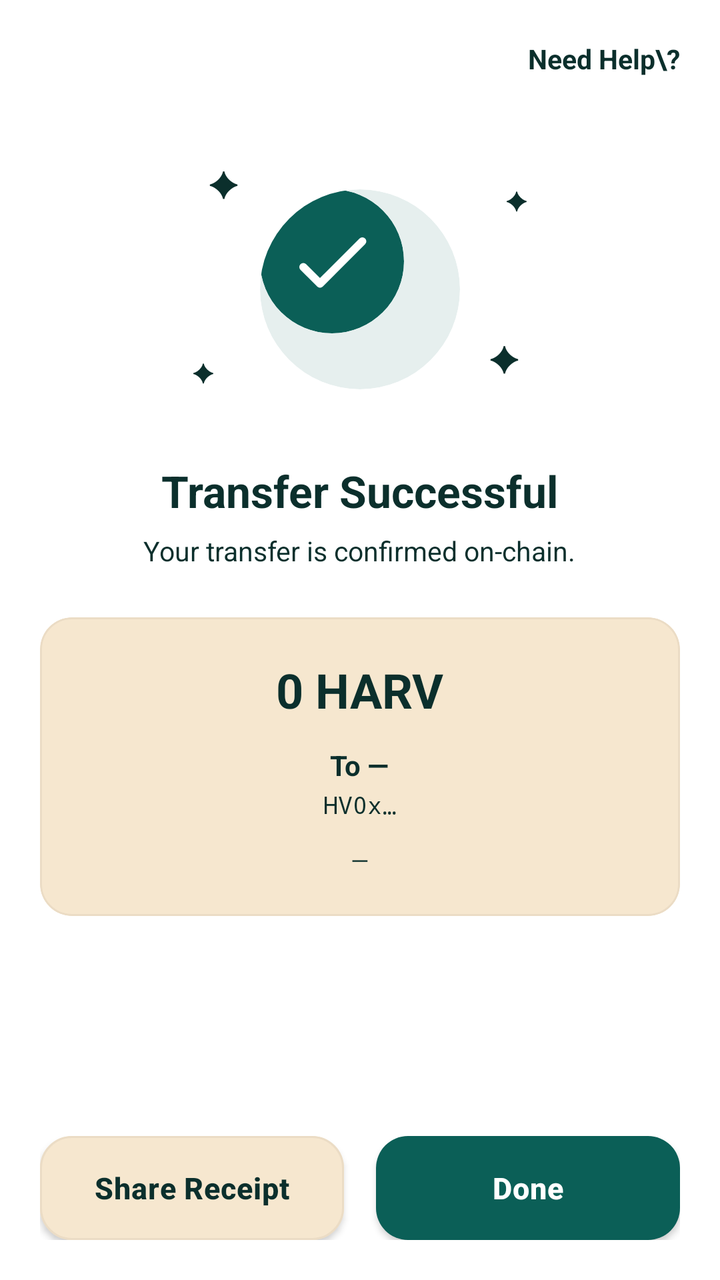
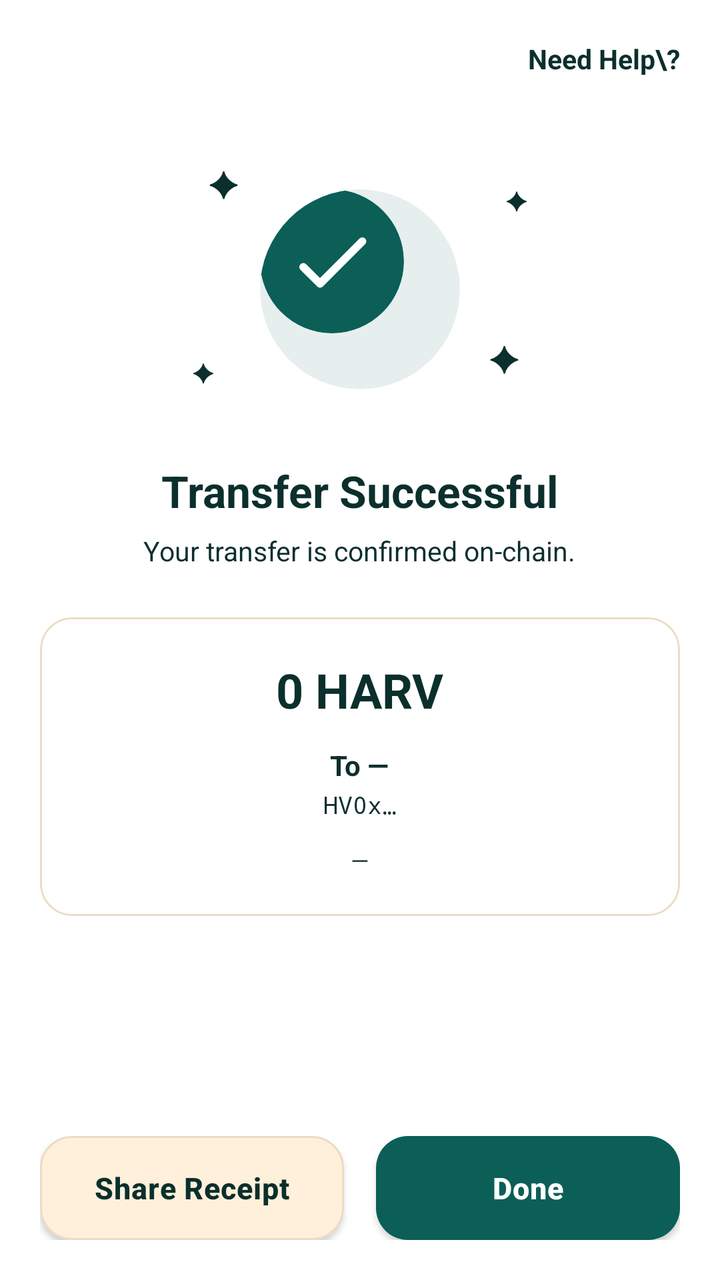

An Android layout rendered at two revisions. The XML below is the earlier revision; the diff shows what the commit changed to produce the second picture.
<!-- AndroidManifest.xml: application theme AppTheme -->
<!-- res/layout/bottom_sheet_transfer_success.xml -->
<LinearLayout
	xmlns:android="http://schemas.android.com/apk/res/android"
	xmlns:app="http://schemas.android.com/apk/res-auto"
	xmlns:tools="http://schemas.android.com/tools"
	android:layout_width="match_parent"
	android:layout_height="match_parent"
	android:orientation="vertical"
	android:background="?attr/colorSurface">
	<LinearLayout
		android:id="@+id/linear6"
		android:layout_width="match_parent"
		android:layout_height="wrap_content"
		android:padding="20dp"
		android:gravity="end">
		<TextView
			android:id="@+id/tv_success_need_help"
			android:layout_width="wrap_content"
			android:layout_height="wrap_content"
			android:text="Need Help\\?"
			android:textStyle="bold"
			android:textSize="13.5sp"
			android:focusable="false" />
	</LinearLayout>
	<LinearLayout
		android:id="@+id/linear7"
		android:layout_width="match_parent"
		android:layout_height="0dp"
		android:paddingTop="16dp"
		android:gravity="center_horizontal"
		android:orientation="vertical"
		android:layout_weight="1">
		<FrameLayout
			android:id="@+id/frame_layout8"
			android:layout_width="200dp"
			android:layout_height="140dp">
			<TextView
				android:id="@+id/textview7"
				android:layout_width="wrap_content"
				android:layout_height="wrap_content"
				android:layout_marginTop="4dp"
				android:text="✦"
				android:textSize="18sp"
				android:layout_gravity="top|start"
				android:focusable="false"
				android:layout_marginStart="24dp" />
			<TextView
				android:id="@+id/textview8"
				android:layout_width="wrap_content"
				android:layout_height="wrap_content"
				android:layout_marginTop="16dp"
				android:text="✦"
				android:textSize="13sp"
				android:layout_gravity="top|end"
				android:focusable="false"
				android:layout_marginEnd="16dp" />
			<TextView
				android:id="@+id/textview9"
				android:layout_width="wrap_content"
				android:layout_height="wrap_content"
				android:layout_marginBottom="20dp"
				android:text="✦"
				android:textSize="13sp"
				android:layout_gravity="bottom|start"
				android:focusable="false"
				android:layout_marginStart="16dp" />
			<TextView
				android:id="@+id/textview10"
				android:layout_width="wrap_content"
				android:layout_height="wrap_content"
				android:layout_marginBottom="24dp"
				android:text="✦"
				android:textSize="18sp"
				android:layout_gravity="bottom|end"
				android:focusable="false"
				android:layout_marginEnd="20dp" />
			<com.google.android.material.card.MaterialCardView
				android:id="@+id/cardview6"
				android:layout_width="100dp"
				android:layout_height="100dp"
				app:cardBackgroundColor="@color/colorAccentSoft"
				android:layout_gravity="center_horizontal|center_vertical"
				app:cardCornerRadius="50dp"
				app:cardElevation="0dp"
				app:strokeWidth="0dp">
				<com.google.android.material.card.MaterialCardView
					android:id="@+id/cardview7"
					android:layout_width="72dp"
					android:layout_height="72dp"
					app:cardBackgroundColor="@color/colorAccent"
					app:cardCornerRadius="36dp"
					app:cardElevation="0dp"
					app:strokeWidth="0dp">
					<ImageView
						android:id="@+id/imageview2"
						android:layout_width="match_parent"
						android:layout_height="match_parent"
						android:src="@drawable/icon_check_round"
						android:scaleType="center"
						app:tint="@color/colorTextOnAccent"
						android:focusable="false" />
				</com.google.android.material.card.MaterialCardView>
			</com.google.android.material.card.MaterialCardView>
		</FrameLayout>
		<TextView
			android:id="@+id/textview12"
			android:layout_width="wrap_content"
			android:layout_height="wrap_content"
			android:layout_marginTop="16dp"
			android:text="Transfer Successful"
			android:textSize="22sp"
			android:textStyle="bold"
			android:focusable="false" />
		<TextView
			android:id="@+id/tv_success_subtitle"
			android:layout_width="wrap_content"
			android:layout_height="wrap_content"
			android:layout_marginTop="6dp"
			android:gravity="center_horizontal|center_vertical"
			android:text="Your transfer is confirmed on-chain."
			android:textSize="13.5sp"
			android:focusable="false"
			android:layout_marginHorizontal="32dp" />
		<com.google.android.material.card.MaterialCardView
			android:id="@+id/cardview8"
			android:layout_width="match_parent"
			android:layout_height="wrap_content"
			android:layout_marginTop="24dp"
			app:cardBackgroundColor="@color/colorSurfaceRaised"
			android:layout_marginHorizontal="20dp"
			app:cardCornerRadius="16dp"
			app:cardElevation="0dp"
			app:strokeWidth="1dp"
			app:strokeColor="@color/colorCardStroke">
			<LinearLayout
				android:id="@+id/linear9"
				android:layout_width="match_parent"
				android:layout_height="wrap_content"
				android:padding="20dp"
				android:gravity="center_horizontal|center_vertical"
				android:orientation="vertical">
				<TextView
					android:id="@+id/tv_success_amount"
					android:layout_width="wrap_content"
					android:layout_height="wrap_content"
					android:text="0 HARV"
					android:textSize="24sp"
					android:textStyle="bold"
					android:focusable="false" />
				<TextView
					android:id="@+id/tv_success_recipient_label"
					android:layout_width="wrap_content"
					android:layout_height="wrap_content"
					android:layout_marginTop="12dp"
					android:text="To —"
					android:textSize="14sp"
					android:textStyle="bold"
					android:focusable="false" />
				<TextView
					android:id="@+id/tv_success_recipient_address"
					android:layout_width="wrap_content"
					android:layout_height="wrap_content"
					android:layout_marginTop="2dp"
					android:text="HV0x…"
					android:textSize="12sp"
					android:focusable="false"
					android:fontFamily="monospace" />
				<TextView
					android:id="@+id/tv_success_datetime"
					android:layout_width="wrap_content"
					android:layout_height="wrap_content"
					android:layout_marginTop="12dp"
					android:text="—"
					android:textSize="11.5sp"
					android:focusable="false" />
			</LinearLayout>
		</com.google.android.material.card.MaterialCardView>
	</LinearLayout>
	<LinearLayout
		android:id="@+id/linear10"
		android:layout_width="match_parent"
		android:layout_height="wrap_content"
		android:padding="20dp"
		android:orientation="horizontal">
		<com.google.android.material.button.MaterialButton
			android:id="@+id/btn_success_share"
			android:layout_width="0dp"
			android:layout_height="52dp"
			android:text="Share Receipt"
			android:textSize="15sp"
			android:textStyle="bold"
			android:textColor="@color/colorTextPrimary"
			android:layout_weight="1"
			android:layout_marginEnd="8dp"
			app:backgroundTint="@color/colorSurfaceRaised"
			app:cornerRadius="16dp"
			app:elevation="0dp"
			app:strokeWidth="1dp"
			app:strokeColor="@color/colorCardStroke"
			android:textAllCaps="false"
			android:focusable="false" />
		<com.google.android.material.button.MaterialButton
			android:id="@+id/btn_success_done"
			android:layout_width="0dp"
			android:layout_height="52dp"
			android:text="Done"
			android:textSize="15sp"
			android:textStyle="bold"
			android:textColor="@color/colorTextOnAccent"
			android:layout_weight="1"
			android:layout_marginStart="8dp"
			app:backgroundTint="@color/colorAccent"
			app:cornerRadius="16dp"
			app:elevation="0dp"
			android:textAllCaps="false"
			android:focusable="false" />
	</LinearLayout>
</LinearLayout>
<!-- resources referenced by this layout -->
<resources>
  <color name="colorAccent">#0B5F57</color>
  <color name="colorAccentSoft">#1A0B5F57</color>
  <color name="colorCardStroke">#EBDCC5</color>
  <color name="colorSurfaceRaised">#F6E7CF</color>
  <color name="colorTextOnAccent">#FFFFFF</color>
  <color name="colorTextPrimary">#0B2F2C</color>
  <!-- drawable icon_check_round (drawable-xhdpi) -->
  <?xml version='1.0' encoding='UTF-8' standalone='yes' ?>
  <vector xmlns:android="http://schemas.android.com/apk/res/android" android:width="48dp" android:height="48dp" android:viewportWidth="24.0" android:viewportHeight="24.0"><path android:pathData="M9 16.17L5.53 12.7a.996.996 0 1 0-1.41 1.41l4.18 4.18c.39.39 1.02.39 1.41 0L20.29 7.71a.996.996 0 1 0-1.41-1.41L9 16.17z" android:fillColor="#FFFFFF" /></vector>
  <style name="HarvanaPopupMenu" parent="Widget.MaterialComponents.PopupMenu">
          <item name="android:popupBackground">@drawable/bg_popup_menu</item>
          <item name="android:popupElevation">10dp</item>
      </style>
  <style name="HarvanaSpinner" parent="Widget.AppCompat.Spinner">
          <item name="android:popupBackground">@color/colorSurface</item>
          <item name="android:dropDownSelector">@color/colorAccentRipple</item>
      </style>
  <!-- drawable ic_nav_back (drawable) -->
  <?xml version="1.0" encoding="utf-8"?>
  <vector xmlns:android="http://schemas.android.com/apk/res/android"
      android:width="24dp" android:height="24dp" android:viewportWidth="24" android:viewportHeight="24"
      android:autoMirrored="true"
      android:tint="?attr/colorControlNormal">
      <path android:fillColor="#FFFFFFFF" android:pathData="M20,11H7.83l5.59,-5.59L12,4l-8,8 8,8 1.41,-1.41L7.83,13H20v-2z" />
  </vector>
  <style name="HarvanaTextView" parent="android:Widget.TextView">
          <item name="android:textColor">@color/colorTextPrimary</item>
      </style>
  <color name="colorBackground">#FFF8EE</color>
  <color name="colorAccentDark">#084A44</color>
  <color name="colorError">#C8443F</color>
  <color name="colorTextPrimaryWhite">#FFFFFF</color>
  <color name="colorControlNormal">#587570</color>
  <color name="colorAccentRipple">#1A0B5F57</color>
  <color name="colorAccentStroke">#330B5F57</color>
  <color name="colorAccentStrong">#053D3A</color>
  <color name="colorSurface">#FFFFFF</color>
  <color name="colorTextSecondary">#3F5F5A</color>
  <color name="colorTextTertiary">#587570</color>
  <!-- drawable bg_popup_menu (drawable) -->
  <?xml version="1.0" encoding="utf-8"?>
  <shape xmlns:android="http://schemas.android.com/apk/res/android" android:shape="rectangle">
      <solid android:color="@color/colorPopupSurface" />
      <stroke android:width="1dp" android:color="@color/colorCardStroke" />
      <corners android:radius="14dp" />
  </shape>
  <style name="HarvanaDialogButton" parent="Widget.MaterialComponents.Button.TextButton.Dialog">
          <item name="android:textColor">@color/colorAccent</item>
          <item name="android:minHeight">48dp</item>
      </style>
  <style name="HarvanaBottomSheetStyle" parent="Widget.MaterialComponents.BottomSheet.Modal">
          <item name="backgroundTint">?attr/colorSurface</item>
          <item name="shapeAppearanceOverlay">@style/HarvanaBottomSheetShape</item>
      </style>
  <color name="colorPopupSurface">#F6E9D2</color>
  <style name="HarvanaBottomSheetShape" parent="">
          <item name="cornerFamily">rounded</item>
          <item name="cornerSizeTopLeft">20dp</item>
          <item name="cornerSizeTopRight">20dp</item>
          <item name="cornerSizeBottomLeft">0dp</item>
          <item name="cornerSizeBottomRight">0dp</item>
      </style>
  <!-- unchanged entries left out for length: 5 -->
</resources>

<!-- the commit's change to res/layout/bottom_sheet_transfer_success.xml (unified diff, before → after) -->
@@ -125,7 +125,7 @@
 			android:layout_width="match_parent"
 			android:layout_height="wrap_content"
 			android:layout_marginTop="24dp"
-			app:cardBackgroundColor="@color/colorSurfaceRaised"
+			app:cardBackgroundColor="@color/colorSurface"
 			android:layout_marginHorizontal="20dp"
 			app:cardCornerRadius="16dp"
 			app:cardElevation="0dp"
<!-- resource entries referenced after the edit -->
@@ -3,12 +3,13 @@
   <color name="colorAccent">#0B5F57</color>
   <color name="colorAccentSoft">#1A0B5F57</color>
   <color name="colorCardStroke">#EBDCC5</color>
-  <color name="colorSurfaceRaised">#F6E7CF</color>
+  <color name="colorSurfaceRaised">@color/colorSurfaceAlt</color>
   <color name="colorTextOnAccent">#FFFFFF</color>
   <color name="colorTextPrimary">#0B2F2C</color>
   <!-- drawable icon_check_round (drawable-xhdpi) -->
   <?xml version='1.0' encoding='UTF-8' standalone='yes' ?>
   <vector xmlns:android="http://schemas.android.com/apk/res/android" android:width="48dp" android:height="48dp" android:viewportWidth="24.0" android:viewportHeight="24.0"><path android:pathData="M9 16.17L5.53 12.7a.996.996 0 1 0-1.41 1.41l4.18 4.18c.39.39 1.02.39 1.41 0L20.29 7.71a.996.996 0 1 0-1.41-1.41L9 16.17z" android:fillColor="#FFFFFF" /></vector>
+  <color name="colorSurfaceAlt">#FFF0DB</color>
   <style name="HarvanaPopupMenu" parent="Widget.MaterialComponents.PopupMenu">
           <item name="android:popupBackground">@drawable/bg_popup_menu</item>
           <item name="android:popupElevation">10dp</item>
@@ -54,7 +55,7 @@
           <item name="backgroundTint">?attr/colorSurface</item>
           <item name="shapeAppearanceOverlay">@style/HarvanaBottomSheetShape</item>
       </style>
-  <color name="colorPopupSurface">#F6E9D2</color>
+  <color name="colorPopupSurface">@color/colorSurface</color>
   <style name="HarvanaBottomSheetShape" parent="">
           <item name="cornerFamily">rounded</item>
           <item name="cornerSizeTopLeft">20dp</item>
